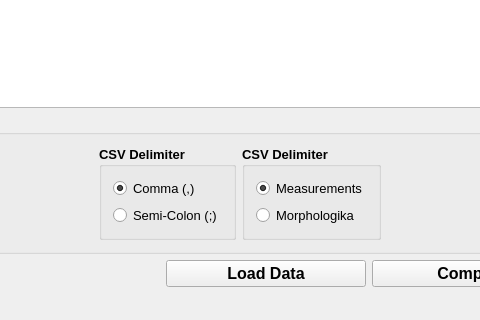
Old version of the form C++ Release/Measurement_Software.ui in the repository LACourtenay/Measurement_TPS_GUI; both pictures show x 155 to 635 and y 222 to 542 of the 1253 by 542 pixel window.
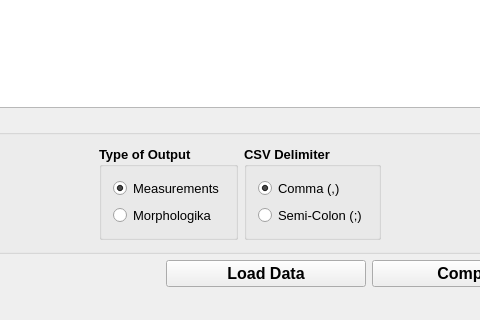
New version of the form.

Commit message: Slight change to interface

What changed in the file:
```diff
--- a/C++ Release/Measurement_Software.ui
+++ b/C++ Release/Measurement_Software.ui
@@ -75,6 +75,46 @@
            </property>
           </spacer>
          </item>
+         <item>
+          <widget class="QGroupBox" name="groupBox_3">
+           <property name="title">
+            <string>Type of Output</string>
+           </property>
+           <layout class="QVBoxLayout" name="verticalLayout">
+            <item>
+             <widget class="QRadioButton" name="rbtn_meas">
+              <property name="font">
+               <font>
+                <pointsize>10</pointsize>
+                <weight>50</weight>
+                <bold>false</bold>
+               </font>
+              </property>
+              <property name="text">
+               <string>Measurements</string>
+              </property>
+              <property name="checked">
+               <bool>true</bool>
+              </property>
+             </widget>
+            </item>
+            <item>
+             <widget class="QRadioButton" name="rbtn_morph">
+              <property name="font">
+               <font>
+                <pointsize>10</pointsize>
+                <weight>50</weight>
+                <bold>false</bold>
+               </font>
+              </property>
+              <property name="text">
+               <string>Morphologika</string>
+              </property>
+             </widget>
+            </item>
+           </layout>
+          </widget>
+         </item>
          <item>
           <layout class="QHBoxLayout" name="horizontalLayout">
            <item>
@@ -117,46 +157,6 @@
              </layout>
             </widget>
            </item>
-           <item>
-            <widget class="QGroupBox" name="groupBox_3">
-             <property name="title">
-              <string>CSV Delimiter</string>
-             </property>
-             <layout class="QVBoxLayout" name="verticalLayout">
-              <item>
-               <widget class="QRadioButton" name="rbtn_meas">
-                <property name="font">
-                 <font>
-                  <pointsize>10</pointsize>
-                  <weight>50</weight>
-                  <bold>false</bold>
-                 </font>
-                </property>
-                <property name="text">
-                 <string>Measurements</string>
-                </property>
-                <property name="checked">
-                 <bool>true</bool>
-                </property>
-               </widget>
-              </item>
-              <item>
-               <widget class="QRadioButton" name="rbtn_morph">
-                <property name="font">
-                 <font>
-                  <pointsize>10</pointsize>
-                  <weight>50</weight>
-                  <bold>false</bold>
-                 </font>
-                </property>
-                <property name="text">
-                 <string>Morphologika</string>
-                </property>
-               </widget>
-              </item>
-             </layout>
-            </widget>
-           </item>
           </layout>
          </item>
          <item>
```
